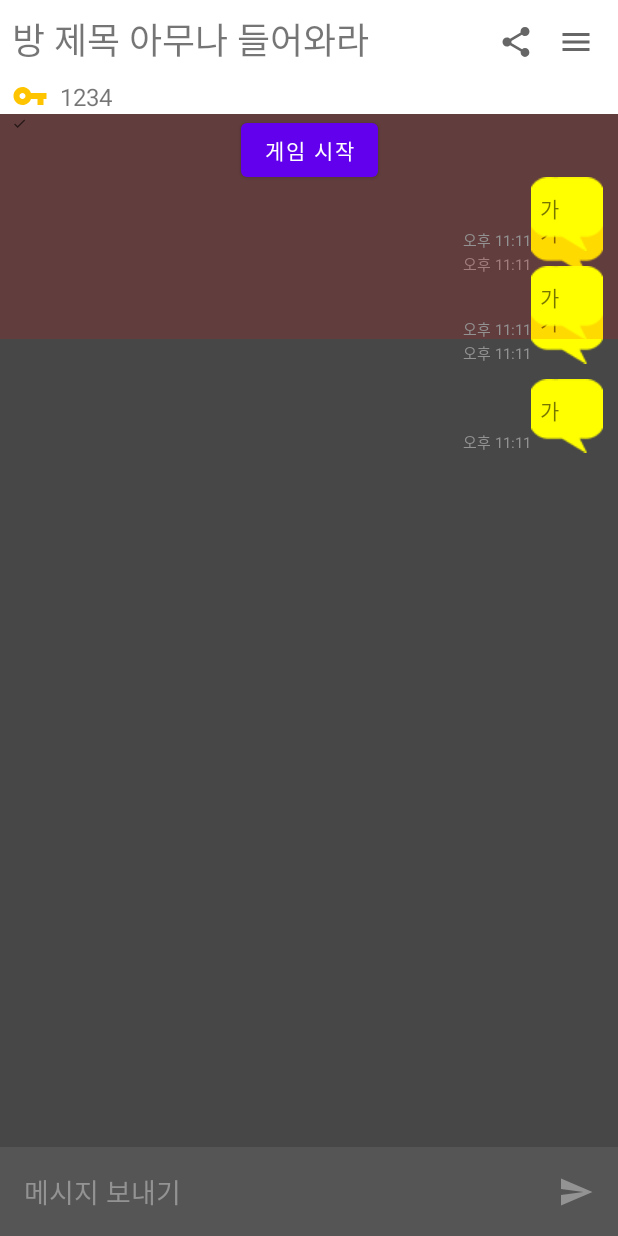
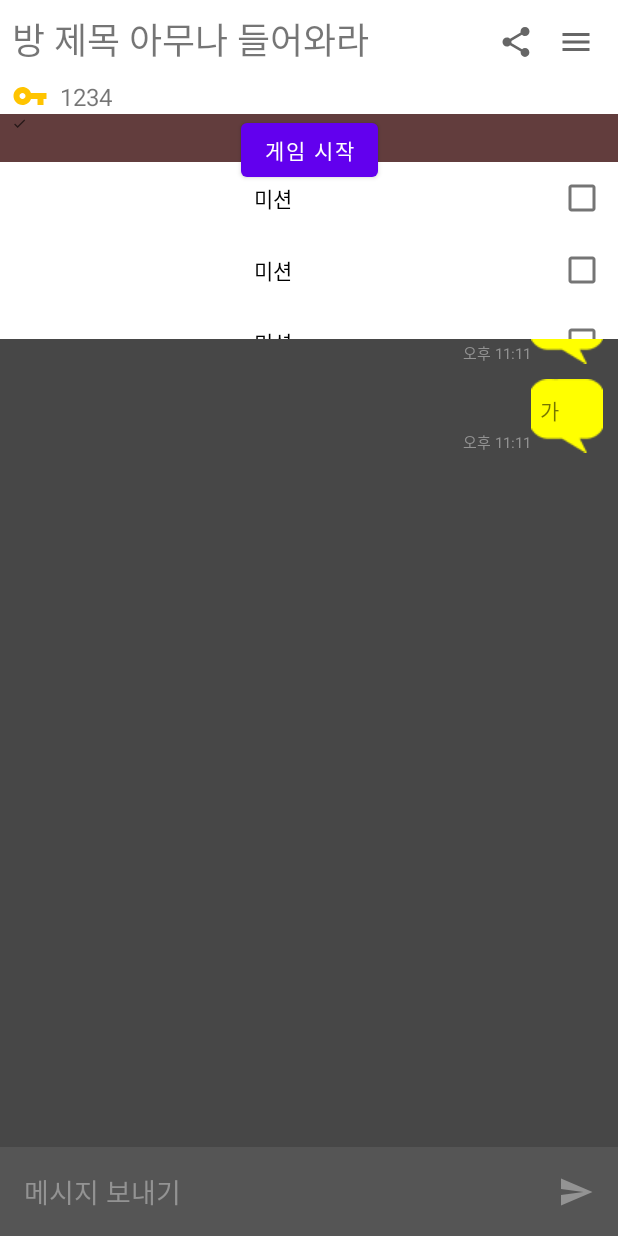
Before and after one commit to instructor-set/manito, an Android app: the layout activity_room.xml on its own in the app's theme, with its tools: preview values and no code run, on a phone screen of 412 x 824 dp. Run offline under Robolectric (Android 15) with nearby library versions, the phone set to English and light mode, and no system bars.

Commit message:
미션 어댑터까지 만듦 근데 내용을 아직 못채움

```diff
--- a/app/src/main/java/com/instructor/manito/RoomActivity.kt
+++ b/app/src/main/java/com/instructor/manito/RoomActivity.kt
@@ -28,6 +28,7 @@ import splitties.bundle.BundleSpec
 import splitties.bundle.bundle
 import splitties.bundle.withExtras
 import java.util.*
+import kotlin.collections.HashMap
 
 class RoomActivity : AppCompatActivity() {
 
@@ -91,6 +92,8 @@ class RoomActivity : AppCompatActivity() {
     }
     // 미션창
     private var isExpanded = false
+    private val missionCheckList: HashMap<String, Boolean> = hashMapOf()
+    private val missionCheckAdapter = MissionCheckAdapter(this, missionCheckList)
 
 
 
@@ -165,6 +168,7 @@ class RoomActivity : AppCompatActivity() {
                 }
             }
 
+            //미션창
             constraintLayout6.layoutParams.height = 45
 
             constraintLayout6.setOnClickListener {
@@ -172,6 +176,7 @@ class RoomActivity : AppCompatActivity() {
                 changeVisibility(isExpanded)
 
             }
+            missionRecyclerView.adapter = missionCheckAdapter
 
 
         }
--- a/app/src/main/res/layout/activity_room.xml
+++ b/app/src/main/res/layout/activity_room.xml
@@ -207,7 +207,7 @@
                     app:layout_constraintStart_toStartOf="parent"
                     app:layout_constraintTop_toBottomOf="@+id/myManitoText"
                     app:layout_constraintVertical_bias="0.0"
-                    tools:listitem="@layout/layout_right_message" />
+                    tools:listitem="@layout/cell_mission_check" />
 
 
 
--- /dev/null
+++ b/app/src/main/res/layout/cell_mission_check.xml
@@ -0,0 +1,34 @@
+<?xml version="1.0" encoding="utf-8"?>
+<androidx.constraintlayout.widget.ConstraintLayout xmlns:android="http://schemas.android.com/apk/res/android"
+    xmlns:app="http://schemas.android.com/apk/res-auto"
+    xmlns:tools="http://schemas.android.com/tools"
+    android:layout_width="match_parent"
+    android:layout_height="wrap_content"
+    android:background="#FFFFFF">
+    \
+
+    <TextView
+        android:id="@+id/cellMissionText"
+        android:layout_width="0dp"
+        android:layout_height="wrap_content"
+        android:layout_marginStart="8dp"
+        android:layout_marginTop="8dp"
+        android:layout_marginBottom="8dp"
+        android:text="미션"
+        android:textAlignment="center"
+        android:textColor="#000000"
+        app:layout_constraintBottom_toBottomOf="parent"
+        app:layout_constraintEnd_toStartOf="@+id/missionCheckBox"
+        app:layout_constraintStart_toStartOf="parent"
+        app:layout_constraintTop_toTopOf="parent" />
+    <CheckBox
+        android:id="@+id/missionCheckBox"
+        android:layout_width="wrap_content"
+        android:layout_height="wrap_content"
+        app:layout_constraintStart_toEndOf="@id/cellMissionText"
+        app:layout_constraintEnd_toEndOf="parent"
+        android:layout_marginStart="8dp"
+        app:layout_constraintTop_toTopOf="@id/cellMissionText"
+        app:layout_constraintBottom_toBottomOf="@id/cellMissionText"/>
+
+</androidx.constraintlayout.widget.ConstraintLayout>
```
Also changed, not shown: app/src/main/java/com/instructor/manito/MissionCheckAdapter.kt (added, +58 -0 lines).
